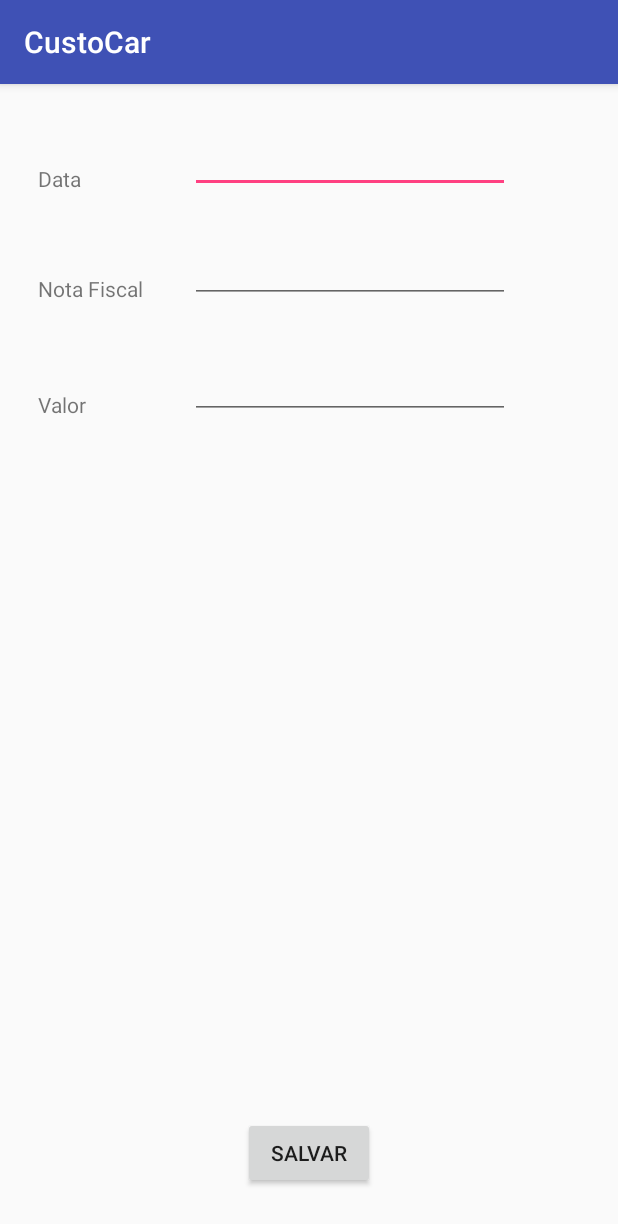
After one commit to Diegorodrigues23/projeto, an Android app: the RevisaoActivity screen opened directly, with no data from a screen before it, on a phone screen of 412 x 824 dp. The commit adds this screen. Shown: the top 1224 px of the screen. Run offline under Robolectric (Android 15) with nearby library versions, the phone set to English and light mode, and no system bars.

Commit message:
nova tela
tela de Revisão

```diff
--- a/custocar/app/src/main/AndroidManifest.xml
+++ b/custocar/app/src/main/AndroidManifest.xml
@@ -19,6 +19,7 @@
         <activity android:name=".RelatorioActivity" />
         <activity android:name=".DespesasActivity" />
         <activity android:name=".CombustivelActivity" />
+        <activity android:name=".RevisaoActivity"></activity>
     </application>
 
 </manifest>
--- a/custocar/app/src/main/java/br/com/custocar/custocar/DespesasActivity.java
+++ b/custocar/app/src/main/java/br/com/custocar/custocar/DespesasActivity.java
@@ -16,6 +16,7 @@ public class DespesasActivity extends AppCompatActivity {
         super.onCreate(savedInstanceState);
         setContentView(R.layout.activity_despesas);
         Button btnCombustivel = (Button) findViewById(R.id.button_combustivel);
+        Button bntRevisao =(Button) findViewById(R.id.button_revisao);
 
 
         btnCombustivel.setOnClickListener(new View.OnClickListener() {
@@ -26,5 +27,13 @@ public class DespesasActivity extends AppCompatActivity {
                 startActivity(intent);
             }
         });
+
+        bntRevisao.setOnClickListener(new View.OnClickListener() {
+            @Override
+            public void onClick(View v) {
+                Intent intent = new Intent(c, RevisaoActivity.class);
+                startActivity(intent);
+            }
+        });
     }
 }
--- /dev/null
+++ b/custocar/app/src/main/java/br/com/custocar/custocar/RevisaoActivity.java
@@ -0,0 +1,13 @@
+package br.com.custocar.custocar;
+
+import android.support.v7.app.AppCompatActivity;
+import android.os.Bundle;
+
+public class RevisaoActivity extends AppCompatActivity {
+
+    @Override
+    protected void onCreate(Bundle savedInstanceState) {
+        super.onCreate(savedInstanceState);
+        setContentView(R.layout.activity_revisao);
+    }
+}
--- a/custocar/app/src/main/res/layout/activity_despesas.xml
+++ b/custocar/app/src/main/res/layout/activity_despesas.xml
@@ -18,7 +18,7 @@
         android:layout_alignParentStart="true" />
 
     <Button
-        android:id="@+id/button6"
+        android:id="@+id/button_revisao"
         android:layout_width="wrap_content"
         android:layout_height="wrap_content"
         android:text="Revisões"
@@ -31,8 +31,8 @@
         android:layout_width="wrap_content"
         android:layout_height="wrap_content"
         android:text="Imprevistos"
-        android:layout_alignBaseline="@+id/button6"
-        android:layout_alignBottom="@+id/button6"
+        android:layout_alignBaseline="@+id/button_revisao"
+        android:layout_alignBottom="@+id/button_revisao"
         android:layout_alignParentEnd="true" />
 
 </RelativeLayout>
--- /dev/null
+++ b/custocar/app/src/main/res/layout/activity_revisao.xml
@@ -0,0 +1,77 @@
+<?xml version="1.0" encoding="utf-8"?>
+<RelativeLayout xmlns:android="http://schemas.android.com/apk/res/android"
+    xmlns:app="http://schemas.android.com/apk/res-auto"
+    xmlns:tools="http://schemas.android.com/tools"
+    android:layout_width="match_parent"
+    android:layout_height="match_parent"
+    tools:context="br.com.custocar.custocar.RevisaoActivity">
+
+    <TextView
+        android:id="@+id/textView5"
+        android:layout_width="wrap_content"
+        android:layout_height="wrap_content"
+        android:text="Data"
+        tools:layout_editor_absoluteX="16dp"
+        tools:layout_editor_absoluteY="60dp"
+        android:layout_marginStart="25dp"
+        android:layout_marginTop="53dp"
+        android:layout_alignParentTop="true"
+        android:layout_alignParentStart="true" />
+
+    <TextView
+        android:id="@+id/textView9"
+        android:layout_width="wrap_content"
+        android:layout_height="wrap_content"
+        android:layout_alignStart="@+id/textView5"
+        android:layout_below="@+id/textView5"
+        android:layout_marginTop="54dp"
+        android:text="Nota Fiscal" />
+
+    <EditText
+        android:id="@+id/editText7"
+        android:layout_width="wrap_content"
+        android:layout_height="wrap_content"
+        android:layout_marginStart="31dp"
+        android:ems="10"
+        android:inputType="date"
+        android:layout_above="@+id/textView9"
+        android:layout_toEndOf="@+id/textView9" />
+
+    <EditText
+        android:id="@+id/editText8"
+        android:layout_width="wrap_content"
+        android:layout_height="wrap_content"
+        android:layout_alignBottom="@+id/textView9"
+        android:layout_alignStart="@+id/editText7"
+        android:ems="10"
+        android:inputType="number" />
+
+    <TextView
+        android:id="@+id/textView10"
+        android:layout_width="wrap_content"
+        android:layout_height="wrap_content"
+        android:layout_marginTop="58dp"
+        android:text="Valor"
+        android:layout_below="@+id/textView9"
+        android:layout_alignStart="@+id/textView9" />
+
+    <EditText
+        android:id="@+id/editText9"
+        android:layout_width="wrap_content"
+        android:layout_height="wrap_content"
+        android:layout_alignBottom="@+id/textView10"
+        android:layout_alignEnd="@+id/editText8"
+        android:ems="10"
+        android:inputType="textPersonName"
+        android:text="" />
+
+    <Button
+        android:id="@+id/button"
+        android:layout_width="wrap_content"
+        android:layout_height="wrap_content"
+        android:layout_marginBottom="31dp"
+        android:text="Salvar"
+        android:layout_alignParentBottom="true"
+        android:layout_centerHorizontal="true" />
+
+</RelativeLayout>
```
